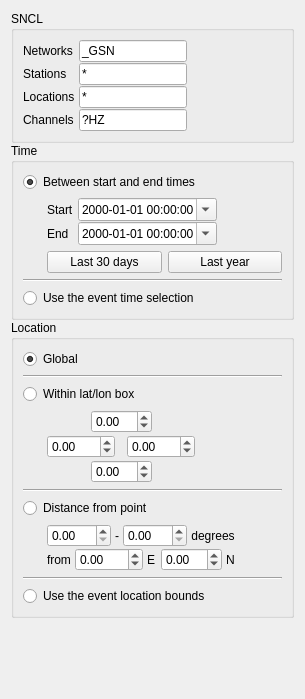
This is pyweed/gui/uic/StationOptionsWidget.ui in iris-edu/pyweed as Qt 5 draws it before an edit. The edited form follows.
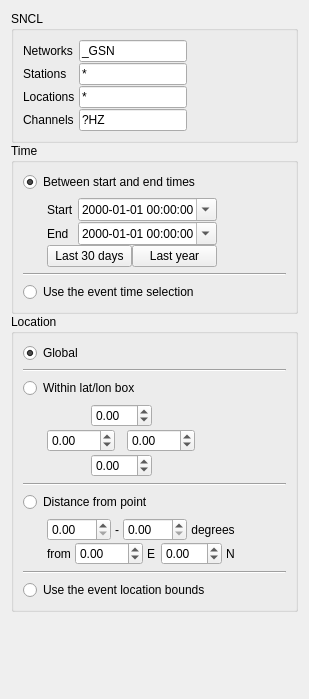
This is the edited form.

What changed in the file:
```diff
--- a/pyweed/gui/uic/StationOptionsWidget.ui
+++ b/pyweed/gui/uic/StationOptionsWidget.ui
@@ -6,7 +6,7 @@
    <rect>
     <x>0</x>
     <y>0</y>
-    <width>305</width>
+    <width>309</width>
     <height>699</height>
    </rect>
   </property>
@@ -127,6 +127,19 @@
        </widget>
       </item>
       <item>
+       <layout class="QHBoxLayout" name="horizontalLayout_3">
+        <property name="spacing">
+         <number>0</number>
+        </property>
+        <property name="leftMargin">
+         <number>24</number>
+        </property>
+        <item>
+         <layout class="QVBoxLayout" name="verticalLayout_6">
+          <property name="spacing">
+           <number>0</number>
+          </property>
+          <item>
        <layout class="QFormLayout" name="formLayout_2">
         <property name="fieldGrowthPolicy">
          <enum>QFormLayout::FieldsStayAtSizeHint</enum>
@@ -140,9 +153,6 @@
         <property name="verticalSpacing">
          <number>1</number>
         </property>
-        <property name="leftMargin">
-         <number>24</number>
-        </property>
         <item row="0" column="0">
          <widget class="QLabel" name="starttimeLabel">
           <property name="text">
@@ -205,9 +215,6 @@
       </item>
       <item>
        <layout class="QHBoxLayout" name="horizontalLayout_7">
-        <property name="leftMargin">
-         <number>24</number>
-        </property>
         <item>
          <widget class="QPushButton" name="time30DaysPushButton">
           <property name="text">
@@ -221,6 +228,23 @@
            <string>Last year</string>
           </property>
          </widget>
+            </item>
+           </layout>
+          </item>
+         </layout>
+        </item>
+        <item>
+         <spacer name="horizontalSpacer_2">
+          <property name="orientation">
+           <enum>Qt::Horizontal</enum>
+          </property>
+          <property name="sizeHint" stdset="0">
+           <size>
+            <width>0</width>
+            <height>0</height>
+           </size>
+          </property>
+         </spacer>
         </item>
        </layout>
       </item>
```
Lines whose indentation alone changed are shown as unchanged.
